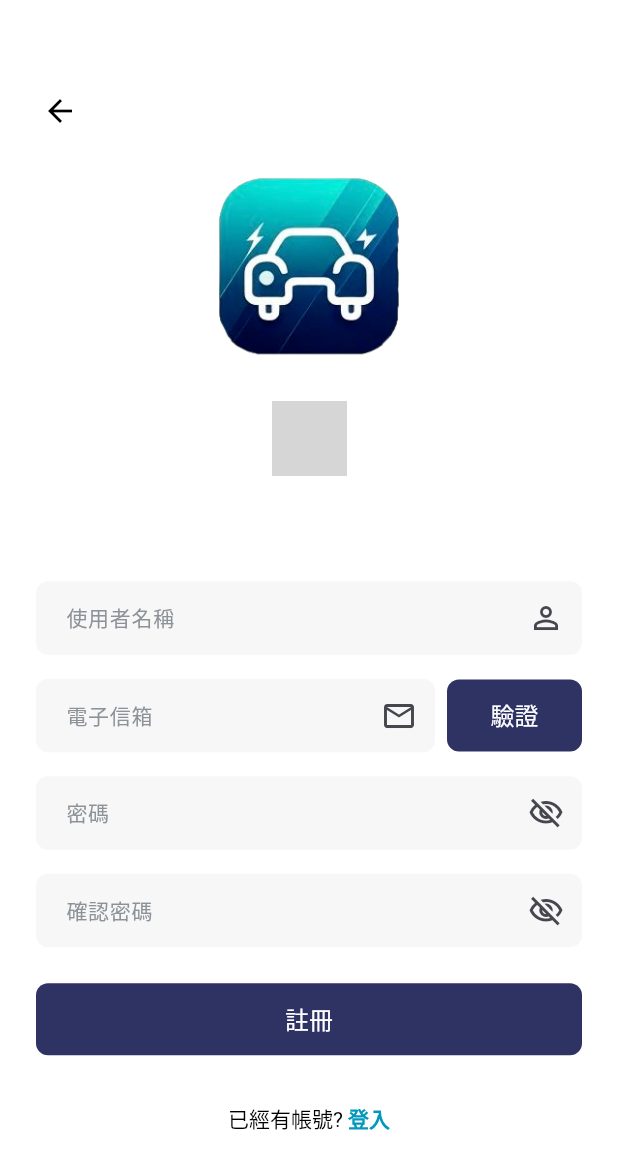
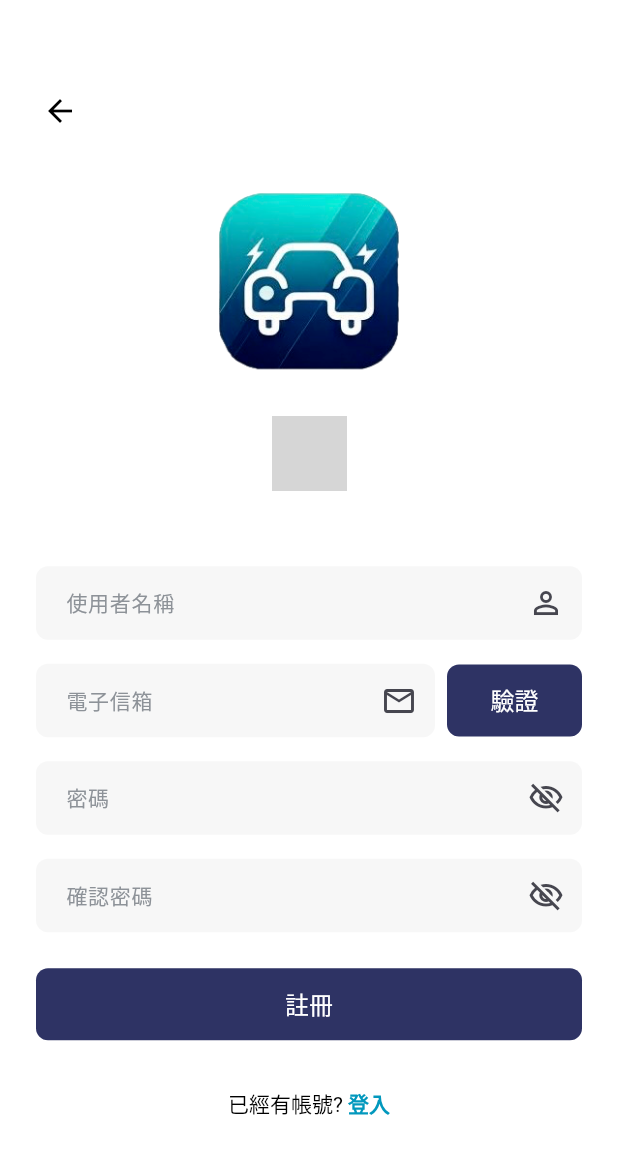
Before and after one commit to ntust-im-iov/VoltiCar, a Flutter app: the RegisterView screen opened by its route, on a phone screen of 412 x 824 dp. Shown: the top 1169 px of the screen. Run offline on Flutter 3.47's test engine with Material 3 defaults, Android fonts, the phone set to English and light mode, and no system bars; our stand-ins replace dio, firebase_auth, firebase_core, flutter_map, flutter_secure_storage, geolocator and 4 more; missing offline and left inert: flame; accounts and stored records are empty; Roboto replaces fonts that are missing (Inter); grey boxes are pictures that could not be loaded.

Commit message:
調整註冊視圖中的返回按鈕位置，將其移至主要內容之上以改善用戶界面佈局，並調整間距以提升整體視覺效果。

```diff
--- a/lib/features/auth/views/register_view.dart
+++ b/lib/features/auth/views/register_view.dart
@@ -118,18 +118,7 @@ class _RegisterViewState extends State<RegisterView> {
             top: false, // 不設置頂部安全區域
             child: Stack(
               children: [
-                // 返回按鈕
-                Positioned(
-                  top: 50,
-                  left: 16,
-                  child: IconButton(
-                    icon: const Icon(Icons.arrow_back, color: Colors.black),
-                    onPressed: () =>
-                        Navigator.of(context).pushReplacementNamed('/login'),
-                  ),
-                ),
-
-                // 主要內容
+                // 主要內容 (先放置)
                 Center(
                   child: SingleChildScrollView(
                     padding: const EdgeInsets.all(24.0),
@@ -166,7 +155,7 @@ class _RegisterViewState extends State<RegisterView> {
                               ],
                             ),
                           ),
-                          const SizedBox(height: 70),
+                          const SizedBox(height: 50),
 
                           // 使用者名稱輸入框
                           CustomTextField(
@@ -328,6 +317,15 @@ class _RegisterViewState extends State<RegisterView> {
                     ),
                   ),
                 ),
+                // 返回按鈕 (後放置，會疊加在 Center 之上)
+                Positioned(
+                  top: 50, // 你可以根據需要調整這個值，例如 50
+                  left: 16,
+                  child: IconButton(
+                      icon: const Icon(Icons.arrow_back, color: Colors.black),
+                      onPressed: () =>
+                          Navigator.of(context).pushNamed('/login')),
+                ),
               ],
             ),
           ),
```
